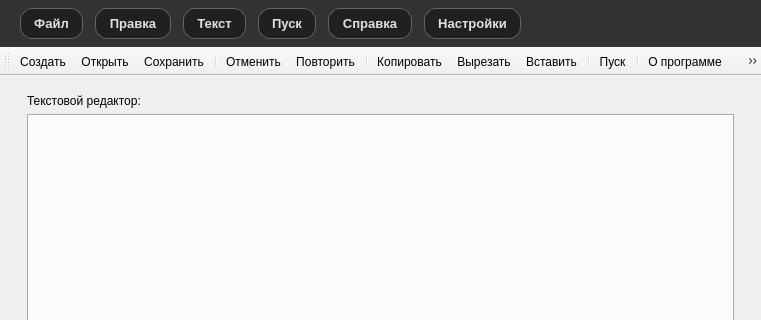
Qt form design.ui (Alexandrdot/Editor-Analyzer) before a commit; both pictures show x 0 to 761 and y 0 to 320 of the 761 by 544 pixel window.
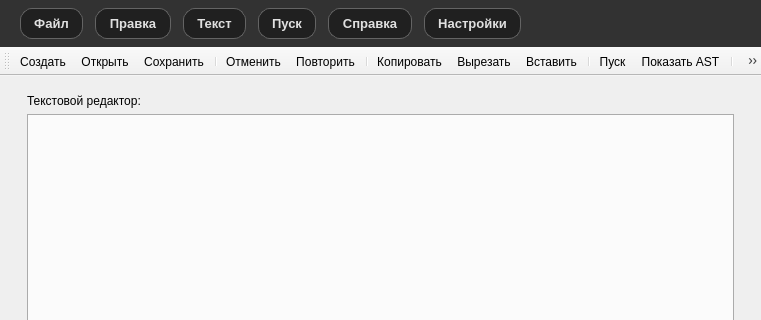
The same form after that commit. Icons and pictures are not drawn.

What changed in the file:
```diff
--- a/design.ui
+++ b/design.ui
@@ -479,6 +479,7 @@
    <addaction name="paste"/>
    <addaction name="separator"/>
    <addaction name="play"/>
+   <addaction name="show_ast"/>
    <addaction name="separator"/>
    <addaction name="about"/>
    <addaction name="info"/>
@@ -647,6 +648,14 @@
     <bool>false</bool>
    </property>
   </action>
+  <action name="show_ast">
+   <property name="text">
+    <string>Показать AST</string>
+   </property>
+   <property name="shortcut">
+    <string>Ctrl+Shift+A</string>
+   </property>
+  </action>
   <action name="info">
    <property name="icon">
     <iconset theme="QIcon::ThemeIcon::DocumentProperties"/>
```
Left out of the diff: 1 changed line with no effect on the pictures.
